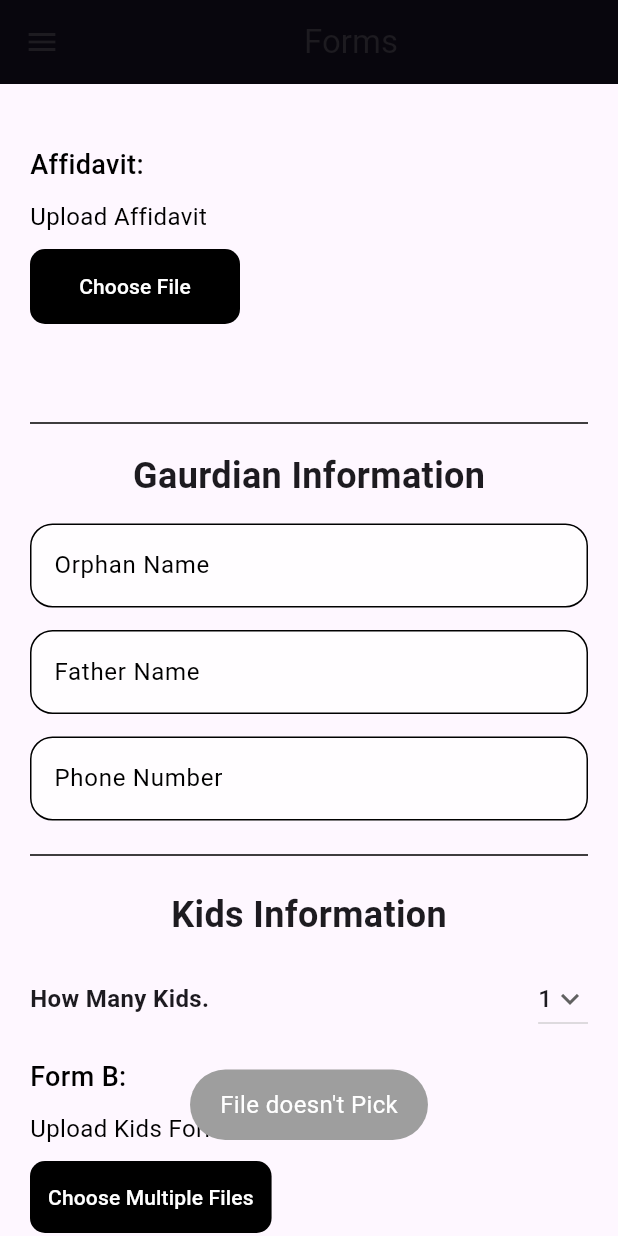
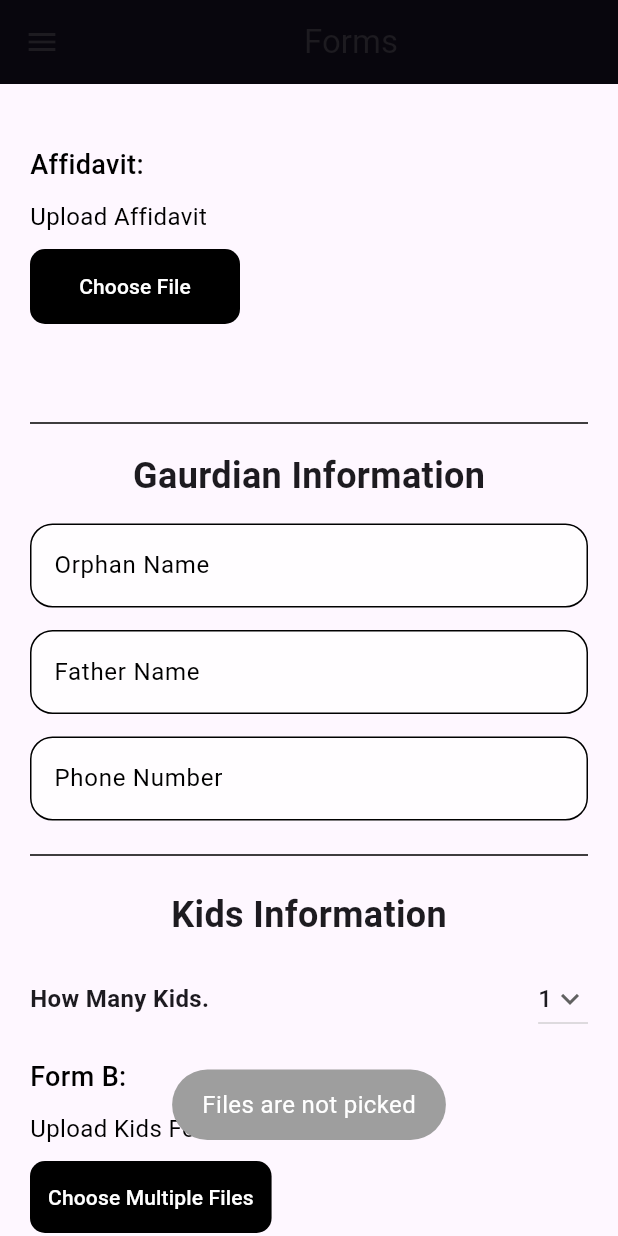
Before and after one commit to Abdulnasir-w/Final_Year_Project, a Flutter app: the screen it shows after launch, scrolled down 576 dp, after a tap on "Choose File", on a phone screen of 412 x 824 dp. Run offline on Flutter 3.47's test engine with Material 3 defaults, Android fonts, the light colour scheme and no system bars; our stand-ins replace animated_text_kit, carousel_slider, file_picker, flutter_svg, fluttertoast, photo_view; missing offline and left inert: flutter_image_stack, flutter_pdfview.

Commit message:
fix bugs

```diff
--- a/lib/Components/file_picker.dart
+++ b/lib/Components/file_picker.dart
@@ -4,16 +4,17 @@ import 'package:orphankor/Screens/Form/file_list.dart';
 import 'package:orphankor/Utils/flutter_toast.dart';
 
 class SingleFilePicker extends StatefulWidget {
-  final void Function(Map<String, dynamic>) onFileSelected;
-  const SingleFilePicker({super.key, required this.onFileSelected});
+  final void Function(List<Map<String, dynamic>>)
+      onFilesSelected; // Changed the callback type
+  const SingleFilePicker({super.key, required this.onFilesSelected});
 
   @override
   State<SingleFilePicker> createState() => _FormButtonState();
 }
 
 class _FormButtonState extends State<SingleFilePicker> {
-  String fileName = '';
-  List<Map<String, dynamic>> fileInfos = [];
+  List<Map<String, dynamic>> fileInfos =
+      []; // Changed to a list to handle multiple files
 
   @override
   Widget build(BuildContext context) {
@@ -49,7 +50,7 @@ class _FormButtonState extends State<SingleFilePicker> {
                         builder: (context) => FileListScreen(fileInfos)));
               },
               child: Text(
-                fileName,
+                _getDisplayNames(),
                 style: const TextStyle(
                     color: Colors.black,
                     fontSize: 16,
@@ -62,33 +63,35 @@ class _FormButtonState extends State<SingleFilePicker> {
     );
   }
 
+  String _getDisplayNames() {
+    // Combine the names of selected files for display
+    return fileInfos.map((file) => file['fileName']).join(', ');
+  }
+
   void _picker() async {
     FilePickerResult? result = await FilePicker.platform.pickFiles(
       type: FileType.custom,
       allowedExtensions: ['jpg', 'png', 'pdf'],
-      allowMultiple: false,
+      allowMultiple: true, // Allow selecting multiple files
     );
 
-    if (result != null) {
-      PlatformFile file = result.files.first;
-      file.name;
-      widget.onFileSelected({
-        'fileName': file.name,
-        'filePath': file.path,
-      });
+    if (result != null && result.files.isNotEmpty) {
+      List<Map<String, dynamic>> selectedFiles = result.files.map((file) {
+        return {
+          'fileName': file.name,
+          'filePath': file.path,
+        };
+      }).toList();
 
-      ToastUtils.showToast("File is Pick");
+      widget.onFilesSelected(
+          selectedFiles); // Pass the list of selected files to the callback
+
+      ToastUtils.showToast("Files are picked");
       setState(() {
-        fileName = file.name;
-        fileInfos = [
-          {
-            "fileName": file.name,
-            "filePath": file.path,
-          }
-        ];
+        fileInfos = selectedFiles;
       });
     } else {
-      ToastUtils.showToast("File doesn't Pick");
+      ToastUtils.showToast("Files are not picked");
     }
   }
 }
--- a/lib/Components/multiple_file_picker.dart
+++ b/lib/Components/multiple_file_picker.dart
@@ -56,8 +56,8 @@ class _MultipleFilePickerState extends State<MultipleFilePicker> {
     if (result != null) {
       List<Map<String, dynamic>> newFiles = result.files.map((file) {
         return {
-          'name': file.name,
-          'path': file.path,
+          'fileName': file.name,
+          'filePath': file.path,
           'isUploaded':
               true, // Set to true for simplicity; you should use your logic
         };
--- a/lib/Models/ShopKeeper/Login/login_shopkeeper_model.dart
+++ b/lib/Models/ShopKeeper/Login/login_shopkeeper_model.dart
@@ -25,7 +25,7 @@ class ShopkeeperAuthLogin {
         ToastUtils.showToast("Login Successful");
         // ignore: use_build_context_synchronously
         Navigator.push(context,
-            MaterialPageRoute(builder: (context) => const ShooKeeper()));
+            MaterialPageRoute(builder: (context) => const ShopKeeperScreen()));
       } else {
         ToastUtils.showToast("Try Again");
         // ignore: use_build_context_synchronously
--- a/lib/Screens/Form/form.dart
+++ b/lib/Screens/Form/form.dart
@@ -6,6 +6,7 @@ import 'package:orphankor/Components/file_picker.dart';
 import 'package:orphankor/Components/multiple_file_picker.dart';
 import 'package:orphankor/Components/textform_email.dart';
 import 'package:orphankor/Models/Form/adding_form_model.dart';
+import 'package:orphankor/Screens/Form/completion_page.dart';
 
 class FormsScreen extends StatefulWidget {
   const FormsScreen({super.key});
@@ -174,8 +175,8 @@ class _FormsScreenState extends State<FormsScreen> {
                     ),
                     //Single File Picker Button
                     SingleFilePicker(
-                      onFileSelected: (files) {
-                        deathCertificate = [files];
+                      onFilesSelected: (files) {
+                        deathCertificate = files;
                       },
                     ),
                     const SizedBox(
@@ -204,8 +205,8 @@ class _FormsScreenState extends State<FormsScreen> {
                     ),
                     //Single File Picker Button
                     SingleFilePicker(
-                      onFileSelected: (files) {
-                        affidavte = [files];
+                      onFilesSelected: (files) {
+                        affidavte = files;
                       },
                     ),
                     const SizedBox(
@@ -406,25 +407,37 @@ class _FormsScreenState extends State<FormsScreen> {
                 CustomButton(
                     title: "Submit",
                     onPressed: () {
+                      if (formkey.currentState!.validate()) {
                         FormSubmition.submitForm(
                           context: context,
                           widowNameController: widowNameController.toString(),
-                        husbandNameControlle: husbandNameController.toString(),
+                          husbandNameControlle:
+                              husbandNameController.toString(),
                           phoneNoController: phoneNoController.toString(),
                           widowCnicController: widowCnicController.toString(),
-                        husbandCnicController: husbandCnicController.toString(),
+                          husbandCnicController:
+                              husbandCnicController.toString(),
                           orphanNameController: orphanNameController.toString(),
                           fatherNameController: fatherNameController.toString(),
-                        phoneNumberController: phoneNumberController.toString(),
+                          phoneNumberController:
+                              phoneNumberController.toString(),
                           districtNameController:
                               districtNameController.toString(),
                           tehsilNameController: tehsilNameController.toString(),
-                        villageNameController: villageNameController.toString(),
+                          villageNameController:
+                              villageNameController.toString(),
                           deathCertificate: deathCertificate,
                           affidavte: affidavte,
                           multiFilePicker: multipleSelectedFiles,
                           dropDownValue: selectedDropdownValue,
                         );
+                        Navigator.push(
+                          context,
+                          MaterialPageRoute(
+                            builder: (context) => const CompletionPage(),
+                          ),
+                        );
+                      }
                     }),
                 const SizedBox(
                   height: 15,
--- a/lib/Screens/home_screen.dart
+++ b/lib/Screens/home_screen.dart
@@ -4,6 +4,7 @@ import 'package:orphankor/Screens/aboutscreen.dart';
 import 'package:orphankor/Screens/contact.dart';
 import 'package:orphankor/Screens/gallery.dart';
 import 'package:orphankor/Screens/mission_goals.dart';
+import 'package:orphankor/Screens/shop_keeper/shopkeeper.dart';
 import '../Components/custom_container.dart';
 import 'Form/form.dart';
 
@@ -115,7 +116,8 @@ class HomeScreen extends StatelessWidget {
                         Navigator.push(
                             context,
                             MaterialPageRoute(
-                                builder: (context) => const GalleryScreen()));
+                                builder: (context) =>
+                                    const ShopKeeperScreen()));
                       },
                     ),
                   ],
```
Also changed, not shown: lib/Screens/Form/file_list.dart (+5 -4 lines). Lines whose indentation alone changed are shown as unchanged.
